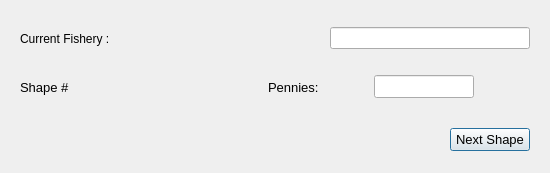
This is oom_bc_comm/Interview/nextclippedpolygon.ui in Ecotrust/openoceanmap-desktop as Qt 5 draws it before an edit. The edited form follows.
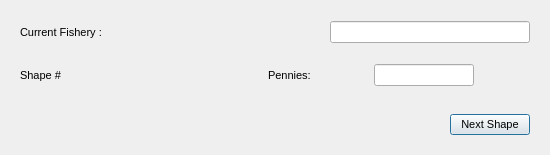
This is the edited form.

```diff
--- a/oom_bc_comm/Interview/nextclippedpolygon.ui
+++ b/oom_bc_comm/Interview/nextclippedpolygon.ui
@@ -10,7 +10,7 @@
     <x>0</x>
     <y>0</y>
     <width>550</width>
-    <height>173</height>
+    <height>155</height>
    </rect>
   </property>
   <property name="windowTitle" >
@@ -21,6 +21,12 @@
     <layout class="QHBoxLayout" >
      <item>
       <widget class="QWidget" native="1" name="widget" >
+       <property name="font" >
+        <font>
+         <family>Tahoma</family>
+         <pointsize>8</pointsize>
+        </font>
+       </property>
        <layout class="QHBoxLayout" >
         <property name="spacing" >
          <number>6</number>
@@ -51,6 +57,12 @@
             <height>16777215</height>
            </size>
           </property>
+          <property name="font" >
+           <font>
+            <family>Tahoma</family>
+            <pointsize>8</pointsize>
+           </font>
+          </property>
           <property name="text" >
            <string>Current Fishery :</string>
           </property>
@@ -58,6 +70,12 @@
         </item>
         <item>
          <spacer>
+          <property name="font" >
+           <font>
+            <family>Tahoma</family>
+            <pointsize>8</pointsize>
+           </font>
+          </property>
           <property name="orientation" >
            <enum>Qt::Horizontal</enum>
           </property>
@@ -77,6 +95,12 @@
             <height>0</height>
            </size>
           </property>
+          <property name="font" >
+           <font>
+            <family>Tahoma</family>
+            <pointsize>8</pointsize>
+           </font>
+          </property>
          </widget>
         </item>
        </layout>
@@ -99,7 +123,8 @@
        </property>
        <property name="font" >
         <font>
-         <pointsize>10</pointsize>
+         <family>Tahoma</family>
+         <pointsize>8</pointsize>
         </font>
        </property>
        <property name="text" >
@@ -109,6 +134,12 @@
      </item>
      <item>
       <spacer>
+       <property name="font" >
+        <font>
+         <family>Tahoma</family>
+         <pointsize>8</pointsize>
+        </font>
+       </property>
        <property name="orientation" >
         <enum>Qt::Horizontal</enum>
        </property>
@@ -136,7 +167,8 @@
        </property>
        <property name="font" >
         <font>
-         <pointsize>10</pointsize>
+         <family>Tahoma</family>
+         <pointsize>8</pointsize>
         </font>
        </property>
        <property name="text" >
@@ -163,7 +195,8 @@
        </property>
        <property name="font" >
         <font>
-         <pointsize>10</pointsize>
+         <family>Tahoma</family>
+         <pointsize>8</pointsize>
         </font>
        </property>
        <property name="text" >
@@ -185,6 +218,12 @@
          <height>16777215</height>
         </size>
        </property>
+       <property name="font" >
+        <font>
+         <family>Tahoma</family>
+         <pointsize>8</pointsize>
+        </font>
+       </property>
        <property name="text" >
         <string/>
        </property>
@@ -196,6 +235,12 @@
     <layout class="QHBoxLayout" >
      <item>
       <widget class="QWidget" native="1" name="widget_2" >
+       <property name="font" >
+        <font>
+         <family>Tahoma</family>
+         <pointsize>8</pointsize>
+        </font>
+       </property>
        <layout class="QHBoxLayout" >
         <property name="spacing" >
          <number>6</number>
@@ -205,6 +250,12 @@
         </property>
         <item>
          <spacer>
+          <property name="font" >
+           <font>
+            <family>Tahoma</family>
+            <pointsize>8</pointsize>
+           </font>
+          </property>
           <property name="orientation" >
            <enum>Qt::Horizontal</enum>
           </property>
@@ -220,7 +271,8 @@
          <widget class="QPushButton" name="pbnNextShape" >
           <property name="font" >
            <font>
-            <pointsize>10</pointsize>
+            <family>Tahoma</family>
+            <pointsize>8</pointsize>
            </font>
           </property>
           <property name="text" >
```
